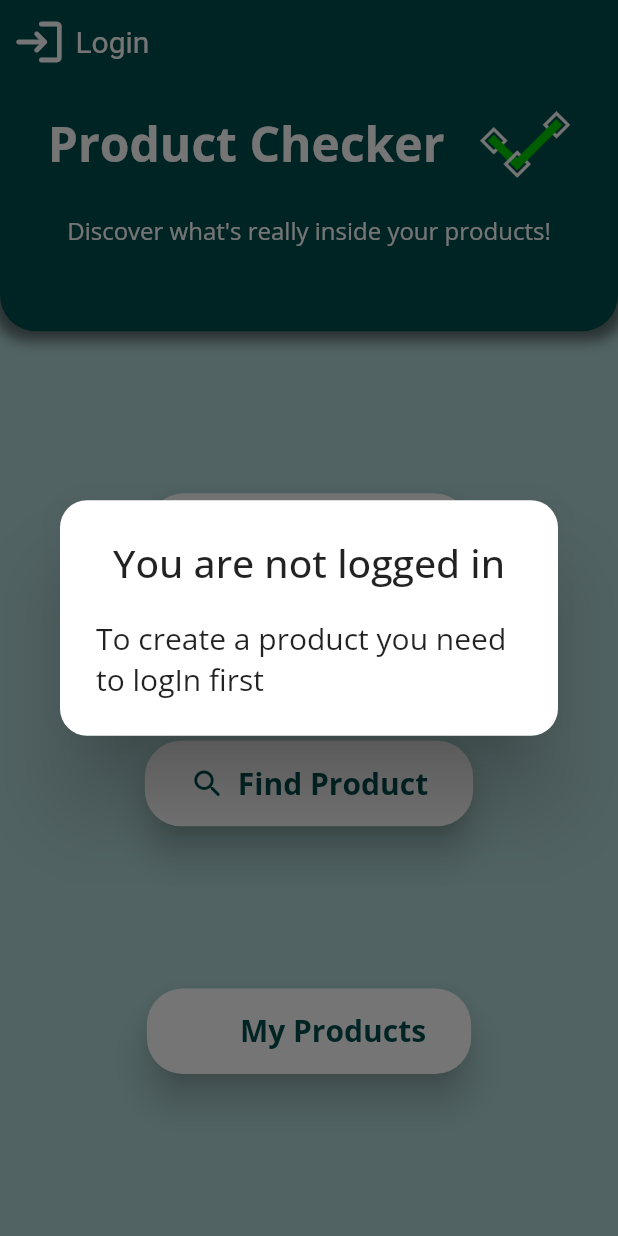
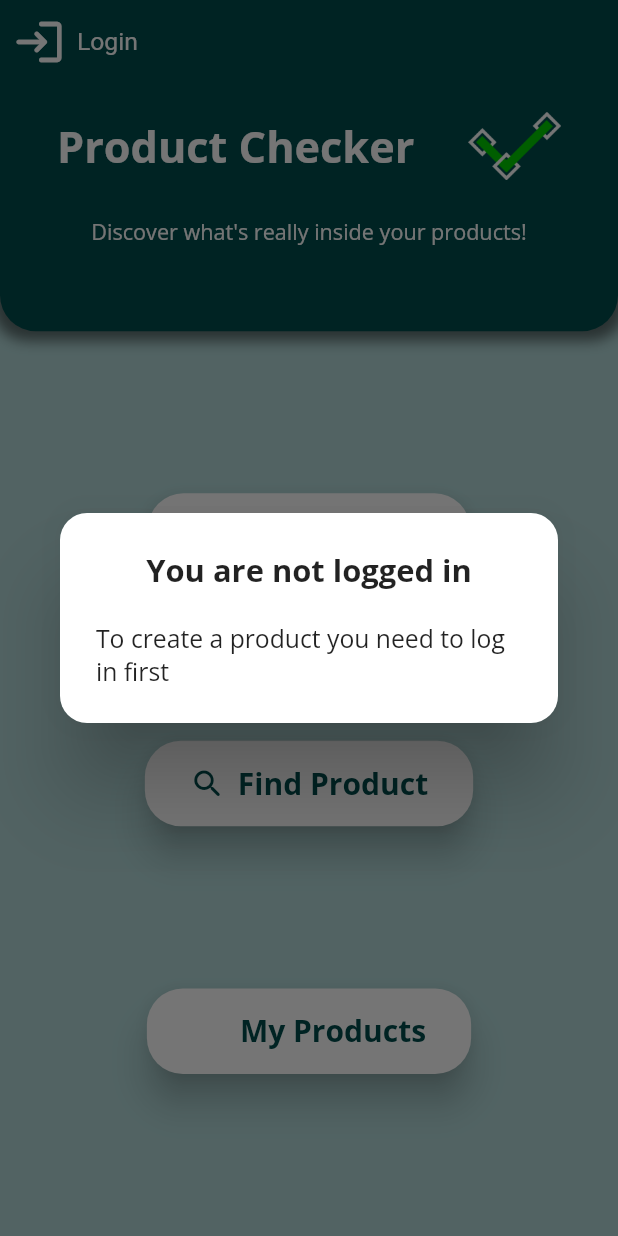
Before and after one commit to riccardodm97/manufacturing-tracker, a Flutter app: the screen it shows after launch, after a tap on "Add Product", on a phone screen of 412 x 824 dp. Run offline on Flutter 3.47's test engine with Material 2 defaults, Android fonts, the phone set to English and light mode, and no system bars; our stand-ins replace cloud_firestore, firebase_core, get_it, google_fonts, shared_preferences, stacked; missing offline and left inert: qr_code_scanner, web3dart; accounts and stored records are empty; statements that could not run were skipped.

Commit message:
update view renderer

```diff
--- a/lib/ui/home_view.dart
+++ b/lib/ui/home_view.dart
@@ -49,27 +49,28 @@ class HomeView extends StatelessWidget {
                     children: <Widget>[
                       Row(
                         mainAxisAlignment: MainAxisAlignment.spaceAround,
-                        children: const [
+                        children: [
                           Text(
                             'Product Checker',
                             style: TextStyle(
                                 color: color7,
                                 fontWeight: FontWeight.bold,
-                                fontSize: 32.0),
+                                fontSize:
+                                    MediaQuery.of(context).size.width * 0.07),
                           ),
                           Image(
-                            image: AssetImage('assets/images/logo.png'),
-                            width: 60.0,
-                            height: 60.0,
+                            image: const AssetImage('assets/images/logo.png'),
+                            width: MediaQuery.of(context).size.width * 0.15,
+                            height: MediaQuery.of(context).size.width * 0.15,
                           )
                         ],
                       ),
                       SizedBox(
                           height: MediaQuery.of(context).size.height * 0.02),
-                      const Text("Discover what's really inside your products!",
+                      Text("Discover what's really inside your products!",
                           style: TextStyle(
                             color: color7,
-                            fontSize: 16.0,
+                            fontSize: MediaQuery.of(context).size.width * 0.035,
                           ))
                     ],
                   ),
@@ -174,7 +175,8 @@ class AuthButton extends ViewModelWidget<HomeViewModel> {
             style: TextButton.styleFrom(
               alignment: Alignment.centerLeft,
               primary: color7,
-              textStyle: const TextStyle(fontSize: 20),
+              textStyle:
+                  TextStyle(fontSize: MediaQuery.of(context).size.width * 0.04),
             ),
           )
         : TextButton.icon(
@@ -186,7 +188,8 @@ class AuthButton extends ViewModelWidget<HomeViewModel> {
             style: TextButton.styleFrom(
               alignment: Alignment.centerLeft,
               primary: color7,
-              textStyle: const TextStyle(fontSize: 20),
+              textStyle:
+                  TextStyle(fontSize: MediaQuery.of(context).size.width * 0.04),
             ),
             onPressed: () {
               showGeneralDialog(
@@ -216,10 +219,12 @@ class AuthButton extends ViewModelWidget<HomeViewModel> {
                           child: Column(
                               mainAxisAlignment: MainAxisAlignment.spaceEvenly,
                               children: <Widget>[
-                                const DefaultTextStyle(
+                                DefaultTextStyle(
                                   style: TextStyle(
                                     color: color7,
-                                    fontSize: 20.0,
+                                    fontSize:
+                                        MediaQuery.of(context).size.width *
+                                            0.04,
                                   ),
                                   child:
                                       Text('Enter your private key to login'),
--- a/lib/ui/select_constituents_view.dart
+++ b/lib/ui/select_constituents_view.dart
@@ -60,7 +60,10 @@ class _SelectConstituentsViewState extends State<SelectConstituentsView> {
                               },
                               title: Text(
                                   model.possibleConstituentsNames[index],
-                                  style: const TextStyle(fontSize: 24.0)),
+                                  style: TextStyle(
+                                      fontSize:
+                                          MediaQuery.of(context).size.width *
+                                              0.06)),
                             ),
                             color: model.selectedConstituentsAddress.contains(
                                     model.possibleConstituentsAddress[index])
--- a/lib/viewmodel/base_view_model.dart
+++ b/lib/viewmodel/base_view_model.dart
@@ -28,8 +28,12 @@ class BaseModel extends ChangeNotifier {
             ),
             title: Text(title,
                 textAlign: TextAlign.center,
-                style: const TextStyle(fontSize: 26.0)),
-            content: Text(content, style: const TextStyle(fontSize: 20.0)),
+                style: TextStyle(
+                    fontSize: MediaQuery.of(context).size.width * 0.05,
+                    fontWeight: FontWeight.bold)),
+            content: Text(content,
+                style: TextStyle(
+                    fontSize: MediaQuery.of(context).size.width * 0.04)),
             actions: buttonList,
           );
         });
--- a/lib/viewmodel/home_view_model.dart
+++ b/lib/viewmodel/home_view_model.dart
@@ -35,7 +35,7 @@ class HomeViewModel extends BaseModel {
       await Navigator.pushNamed(context, '/createProduct');
     } else {
       showTextDialog(context, true, 'You are not logged in',
-          'To create a product you need to logIn first', null);
+          'To create a product you need to log in first', null);
     }
   }
 
@@ -48,7 +48,7 @@ class HomeViewModel extends BaseModel {
       await Navigator.pushNamed(context, '/myProducts');
     } else {
       showTextDialog(context, true, 'You are not logged in',
-          'To see your products you need to logIn first', null);
+          'To see your products you need to log in first', null);
     }
   }
 }
```
Also changed, not shown: lib/ui/create_product_view.dart (+15 -7 lines), lib/ui/find_product_view.dart (+9 -7 lines), lib/ui/my_products_view.dart (+10 -3 lines), lib/ui/product_view.dart (+42 -16 lines).
